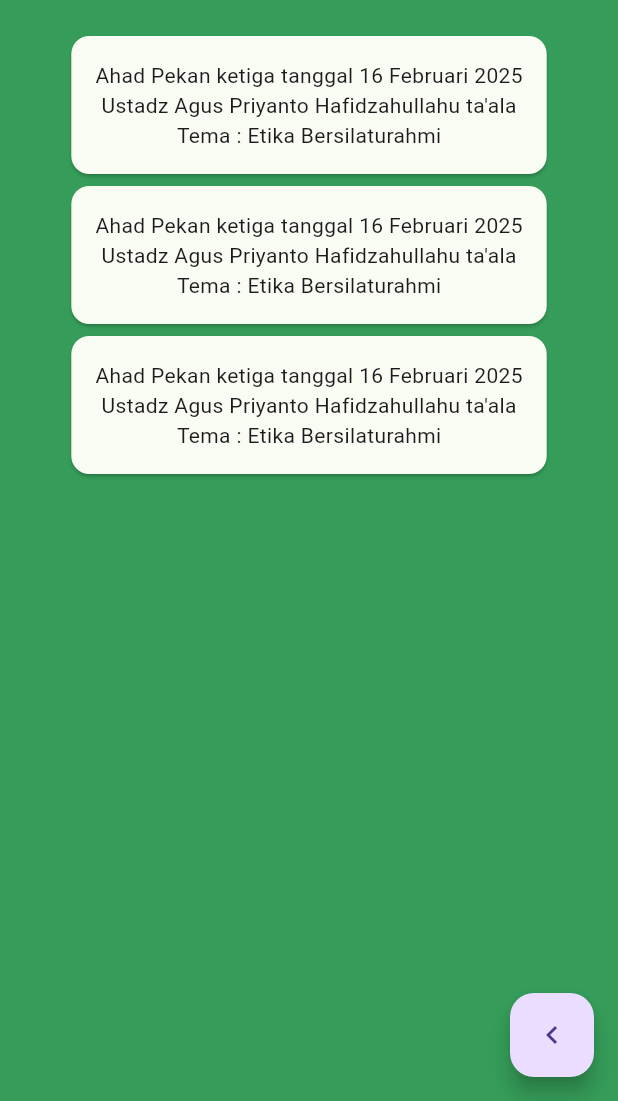
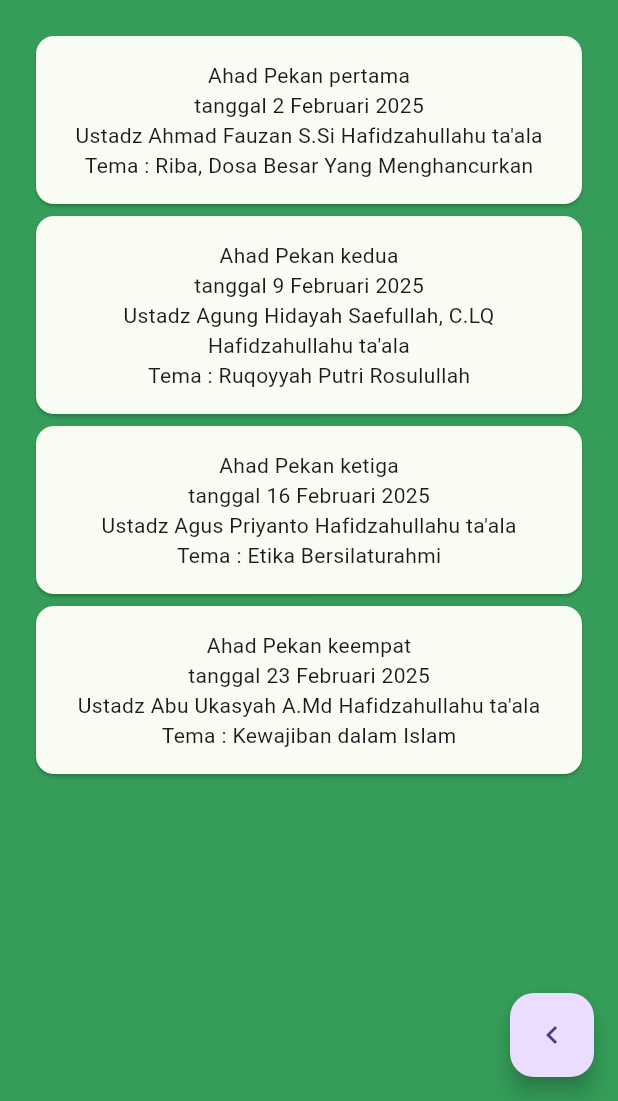
Before and after one commit to fadelfffar/muslim_project, a Flutter app: the KajianSyuruqScreen screen opened by its route, on a phone screen of 412 x 824 dp, the part 135-1236 px from its top. Run offline on Flutter 3.47's test engine with Material 3 defaults, Android fonts, the phone set to English and light mode, and no system bars; our stand-ins replace flutter_local_notifications, flutter_timezone, timezone; network calls fail.

Commit message:
lint some lines

```diff
--- a/lib/main.dart
+++ b/lib/main.dart
@@ -68,8 +68,7 @@ class _MyAppState extends State<MyApp> {
         navigationBarTheme: const NavigationBarThemeData(
           backgroundColor: Color(0xff1A7149),
           indicatorColor: Color(0xffF9FCF2),
-          labelTextStyle: WidgetStatePropertyAll(TextStyle( color:  Color(0xffDAFAD8), fontWeight: FontWeight.w500))
-
+          labelTextStyle: WidgetStatePropertyAll(TextStyle( color:  Color(0xffDAFAD8), fontWeight: FontWeight.w500)),
         ),
         listTileTheme: ListTileThemeData(
           minTileHeight: 20,
--- a/lib/pages/detais_pages.dart/kajian_maghrib_jumat.dart
+++ b/lib/pages/detais_pages.dart/kajian_maghrib_jumat.dart
@@ -36,42 +36,75 @@ class _KajianMaghribJumatScreenState extends State<KajianMaghribJumatScreen> {
         alignment: Alignment.center,
         child: const Column(
           children: [
-            Card(
+            SizedBox(
+              height: 120,
+              width: 400,
+              child: Card(
                 color: Color(0xffF9FCF2),
                 child: Padding(
                   padding: EdgeInsets.all(16),
                   child: Column(
                     children: [
-                    Text("Ahad Pekan ketiga tanggal 16 Februari 2025"),
-                    Text("Ustadz Agus Priyanto Hafidzahullahu ta'ala"),
-                    Text("Tema : Etika Bersilaturahmi")
+                      Text("Jumat Pekan pertama"),
+                      Text("tanggal 7 Februari 2025"),
+                      Text("Ustadz Liman Pujowaluyo S.Thi"),
+                      Text("Tema : Kitab Minjahul Muslimin")
                     ],
                   ),
                 ),
               ),
-            Card(
+            ),
+            SizedBox(
+              height: 140,
+              width: 400,
+              child: Card(
                 color: Color(0xffF9FCF2),
                 child: Padding(
                   padding: EdgeInsets.all(16),
                   child: Column(
                     children: [
-                    Text("Ahad Pekan ketiga tanggal 16 Februari 2025"),
-                    Text("Ustadz Agus Priyanto Hafidzahullahu ta'ala"),
-                    Text("Tema : Etika Bersilaturahmi")
+                      Text("Jumat Pekan kedua"),
+                      Text("tanggal 14 Februari 2025"),
+                      Text("Ustadz Liman Pujowaluyo S.Thi", textAlign: TextAlign.center,),
+                      Text("Tema : Kitab Minjahul Muslimin")
                     ],
                   ),
                 ),
               ),
-            Card(
+            ),
+            SizedBox(
+              height: 120,
+              width: 400,
+              child: Card(
                 color: Color(0xffF9FCF2),
                 child: Padding(
                   padding: EdgeInsets.all(16),
                   child: Column(
                     children: [
-                    Text("Ahad Pekan ketiga tanggal 16 Februari 2025"),
-                    Text("Ustadz Agus Priyanto Hafidzahullahu ta'ala"),
-                    Text("Tema : Etika Bersilaturahmi")
+                      Text("Jumat Pekan ketiga"),
+                      Text("tanggal 21 Februari 2025"),
+                      Text("Ustadz Liman Pujowaluyo S.Thi"),
+                      Text("Tema : Kitab Minjahul Muslimin")
                     ],
+                  ),
+                ),
+              ),
+            ),
+            SizedBox(
+              height: 120,
+              width: 400,
+              child: Card(
+                color: Color(0xffF9FCF2),
+                child: Padding(
+                  padding: EdgeInsets.all(16),
+                  child: Column(
+                    children: [
+                      Text("Jumat Pekan keempat"),
+                      Text("tanggal 23 Februari 2025"),
+                      Text("Ustadz Liman Pujowaluyo S.Thi"),
+                      Text("Tema : Kitab Minjahul Muslimin")
+                    ],
+                  ),
                 ),
               ),
             ),
--- a/lib/pages/detais_pages.dart/kajian_syuruq.dart
+++ b/lib/pages/detais_pages.dart/kajian_syuruq.dart
@@ -36,42 +36,75 @@ class _KajianSyuruqScreenState extends State<KajianSyuruqScreen> {
         alignment: Alignment.center,
         child: const Column(
           children: [
-            Card(
+            SizedBox(
+              height: 120,
+              width: 400,
+              child: Card(
                 color: Color(0xffF9FCF2),
                 child: Padding(
                   padding: EdgeInsets.all(16),
                   child: Column(
                     children: [
-                    Text("Ahad Pekan ketiga tanggal 16 Februari 2025"),
+                      Text("Ahad Pekan pertama"),
+                      Text("tanggal 2 Februari 2025"),
+                      Text("Ustadz Ahmad Fauzan S.Si Hafidzahullahu ta'ala"),
+                      Text("Tema : Riba, Dosa Besar Yang Menghancurkan")
+                    ],
+                  ),
+                ),
+              ),
+            ),
+            SizedBox(
+              height: 140,
+              width: 400,
+              child: Card(
+                color: Color(0xffF9FCF2),
+                child: Padding(
+                  padding: EdgeInsets.all(16),
+                  child: Column(
+                    children: [
+                      Text("Ahad Pekan kedua"),
+                      Text("tanggal 9 Februari 2025"),
+                      Text("Ustadz Agung Hidayah Saefullah, C.LQ Hafidzahullahu ta'ala", textAlign: TextAlign.center,),
+                      Text("Tema : Ruqoyyah Putri Rosulullah")
+                    ],
+                  ),
+                ),
+              ),
+            ),
+            SizedBox(
+              height: 120,
+              width: 400,
+              child: Card(
+                color: Color(0xffF9FCF2),
+                child: Padding(
+                  padding: EdgeInsets.all(16),
+                  child: Column(
+                    children: [
+                      Text("Ahad Pekan ketiga"),
+                      Text("tanggal 16 Februari 2025"),
                       Text("Ustadz Agus Priyanto Hafidzahullahu ta'ala"),
                       Text("Tema : Etika Bersilaturahmi")
                     ],
                   ),
                 ),
               ),
-            Card(
+            ),
+            SizedBox(
+              height: 120,
+              width: 400,
+              child: Card(
                 color: Color(0xffF9FCF2),
                 child: Padding(
                   padding: EdgeInsets.all(16),
                   child: Column(
                     children: [
-                    Text("Ahad Pekan ketiga tanggal 16 Februari 2025"),
-                    Text("Ustadz Agus Priyanto Hafidzahullahu ta'ala"),
-                    Text("Tema : Etika Bersilaturahmi")
+                      Text("Ahad Pekan keempat"),
+                      Text("tanggal 23 Februari 2025"),
+                      Text("Ustadz Abu Ukasyah A.Md Hafidzahullahu ta'ala"),
+                      Text("Tema : Kewajiban dalam Islam")
                     ],
                   ),
-              ),
-            ),
-            Card(
-              color: Color(0xffF9FCF2),
-              child: Padding(
-                padding: EdgeInsets.all(16),
-                child: Column(
-                  children: [
-                    Text("Ahad Pekan ketiga tanggal 16 Februari 2025"),
-                    Text("Ustadz Agus Priyanto Hafidzahullahu ta'ala"),
-                    Text("Tema : Etika Bersilaturahmi")
-                  ],
                 ),
               ),
             ),
```
Lines whose indentation alone changed are shown as unchanged.
